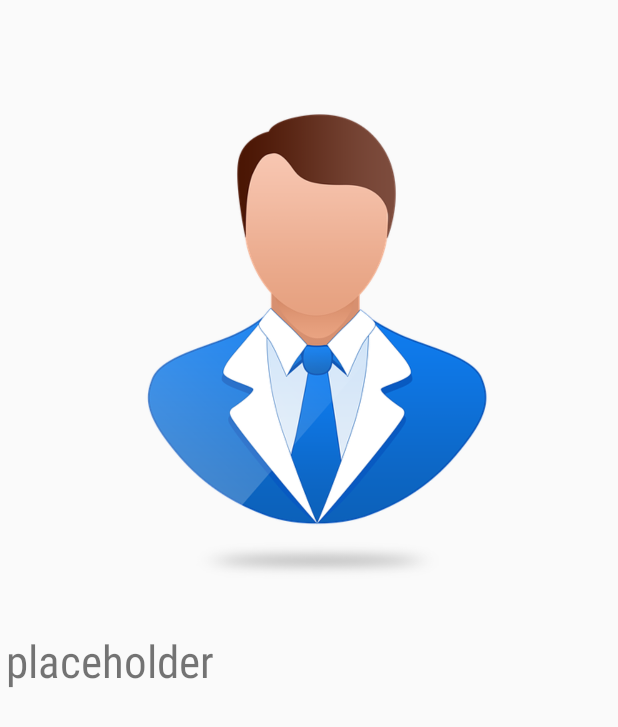
After one commit to SaadMAmjad/Android-Project, an Android app: the fragment ViewPagerAdapter shown on its own in the app's theme, on a phone screen of 412 x 824 dp. The commit adds this screen. Shown: the top 727 px of the screen. Run offline under Robolectric (Android 15) with nearby library versions, the phone set to English and light mode, and no system bars.

Commit message:
#24 added text and buttons as well as question if you can see the number or image in the view pager. Now just change the labels and add the external screen to display the recommendation

```diff
--- /dev/null
+++ b/glassio/app/src/main/java/com/example/glassio/ViewPagerAdapter.java
@@ -0,0 +1,66 @@
+package com.example.glassio;
+
+
+import android.os.Bundle;
+import android.view.LayoutInflater;
+import android.view.View;
+import android.view.ViewGroup;
+import android.widget.ImageView;
+import android.widget.TextView;
+
+import androidx.fragment.app.Fragment;
+
+
+/**
+ * A simple {@link Fragment} subclass.
+ */
+public class ViewPagerAdapter extends Fragment {
+
+    private static final String Param = "img";
+    private static final String Param2 = "placeholderText";
+
+
+    private int mParam;
+    private String mParam2;
+
+
+    public ViewPagerAdapter() {
+        // Required empty public constructor
+    }
+
+    public static ViewPagerAdapter newInstance(String placeHolder, int img) {
+        ViewPagerAdapter fragment = new ViewPagerAdapter();
+        Bundle args = new Bundle();
+        args.putString(Param2, placeHolder);
+        args.putInt(Param, img);
+        fragment.setArguments(args);
+        return fragment;
+    }
+
+    @Override
+    public void onCreate(Bundle savedInstanceState) {
+        super.onCreate(savedInstanceState);
+        if (getArguments() != null) {
+            mParam = getArguments().getInt(Param);
+            mParam2 = getArguments().getString(Param2);
+        }
+    }
+
+
+    @Override
+    public View onCreateView(LayoutInflater inflater, ViewGroup container,
+                             Bundle savedInstanceState) {
+        // Inflate the layout for this fragment
+        View view = inflater.inflate(R.layout.fragment_view_pager_adapter, container, false);
+
+        ImageView imgV = view.findViewById(R.id.stuff);
+        TextView textV = view.findViewById(R.id.answer);
+        if (mParam2 != null) {
+            imgV.setImageResource(mParam);
+            textV.setText(mParam2);
+        }
+
+        return view;
+    }
+
+}
--- a/glassio/app/src/main/java/com/example/glassio/topSells.java
+++ b/glassio/app/src/main/java/com/example/glassio/topSells.java
@@ -30,8 +30,6 @@ public class topSells extends Fragment {
     private Button priceBtn2;
     private CustomAdapter adapter;
     private ArrayList<ListViewData> data;
-
-
 
 
     public topSells() {
--- /dev/null
+++ b/glassio/app/src/main/res/layout/fragment_view_pager_adapter.xml
@@ -0,0 +1,28 @@
+<?xml version="1.0" encoding="utf-8"?>
+<LinearLayout xmlns:android="http://schemas.android.com/apk/res/android"
+    xmlns:app="http://schemas.android.com/apk/res-auto"
+    xmlns:tools="http://schemas.android.com/tools"
+    android:layout_width="match_parent"
+    android:layout_height="match_parent"
+    android:orientation="vertical"
+    tools:context=".ViewPagerAdapter">
+
+
+    <ImageView
+        android:id="@+id/stuff"
+        android:layout_marginTop="20dp"
+        android:layout_width="wrap_content"
+        android:layout_height="400dp"
+        android:src="@drawable/dumby" />
+
+    <TextView
+        android:id="@+id/answer"
+        android:layout_marginStart="4dp"
+        android:textSize="@dimen/main_header"
+        android:fontFamily="sans-serif-condensed"
+        android:layout_width="match_parent"
+        android:layout_height="wrap_content"
+        android:text="placeholder" />
+
+
+</LinearLayout>
--- a/glassio/app/src/main/res/navigation/mobile_navigation.xml
+++ b/glassio/app/src/main/res/navigation/mobile_navigation.xml
@@ -25,9 +25,9 @@
         tools:layout="@layout/fragment_shopping_cart" />
     <fragment
         android:id="@+id/nav_suggestions"
-        android:name="com.example.glassio.suggestions"
-        android:label="fragment_suggestions"
-        tools:layout="@layout/fragment_suggestions" />
+        android:name="com.example.glassio.cbTest"
+        android:label="colorblind_test"
+        tools:layout="@layout/fragment_cb_test" />
     <fragment
         android:id="@+id/nav_topSells"
         android:name="com.example.glassio.topSells"
--- a/glassio/app/src/main/res/values/strings.xml
+++ b/glassio/app/src/main/res/values/strings.xml
@@ -8,6 +8,7 @@
 
     <string name="sort_button_up">Ascending</string>
     <string name="sort_button_down">Descending</string>
+    <string name="cant_see_it">I can\'t see it</string>
 
     <string name="action_colorB">Color Blind Test</string>
     <string name="action_currency">Currency Conversion</string>
```
Also changed, not shown: glassio/app/src/main/java/com/example/glassio/cbTest.java (added, +81 -0 lines), glassio/app/src/main/java/com/example/glassio/suggestions.java (deleted, +0 -31 lines), glassio/app/src/main/res/layout/fragment_cb_test.xml (added, +35 -0 lines), glassio/app/src/main/res/layout/fragment_suggestions.xml (deleted, +0 -14 lines), glassio/app/src/main/res/drawable/cbseventyfour.png (added), glassio/app/src/main/res/drawable/cbtwo.png (added), glassio/app/src/main/res/drawable/cbw.png (added), 4 other files.
